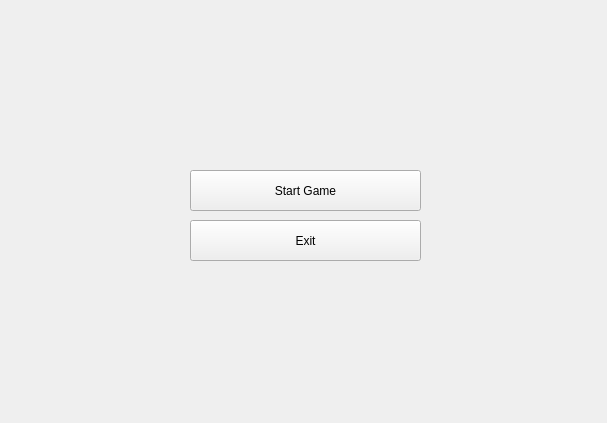
The window that widget.ui (SUlTlUS/Snack) describes before a commit, drawn with Qt 5.
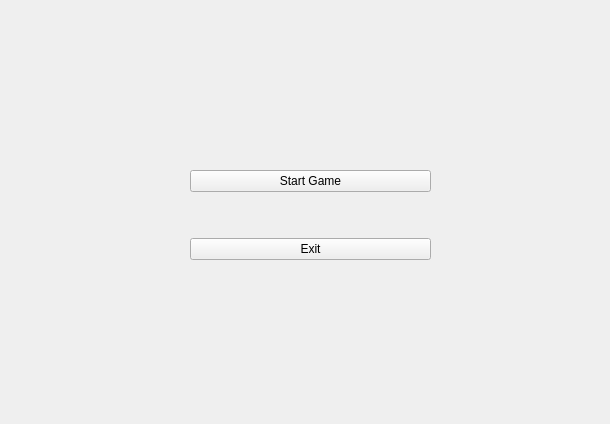
The same window after the commit.

What changed in the file:
```diff
--- a/widget.ui
+++ b/widget.ui
@@ -6,22 +6,25 @@
    <rect>
     <x>0</x>
     <y>0</y>
-    <width>607</width>
-    <height>423</height>
+    <width>610</width>
+    <height>424</height>
    </rect>
   </property>
   <property name="windowTitle">
    <string>snakeGame</string>
   </property>
+  <widget class="QWidget" name="layoutWidget">
+   <property name="geometry">
+    <rect>
+     <x>190</x>
+     <y>130</y>
+     <width>241</width>
+     <height>171</height>
+    </rect>
+   </property>
+   <layout class="QVBoxLayout" name="verticalLayout">
+    <item>
   <widget class="QPushButton" name="startButton">
-   <property name="geometry">
-    <rect>
-     <x>190</x>
-     <y>170</y>
-     <width>231</width>
-     <height>41</height>
-    </rect>
-   </property>
    <property name="minimumSize">
     <size>
      <width>0</width>
@@ -35,21 +38,18 @@
     <string>Start Game</string>
    </property>
   </widget>
+    </item>
+    <item>
   <widget class="QPushButton" name="exitButton">
-   <property name="geometry">
-    <rect>
-     <x>190</x>
-     <y>220</y>
-     <width>231</width>
-     <height>41</height>
-    </rect>
-   </property>
    <property name="styleSheet">
     <string notr="true">font: 800 20pt &quot;Rockwell Extra Bold&quot;;</string>
    </property>
    <property name="text">
     <string>Exit</string>
    </property>
+     </widget>
+    </item>
+   </layout>
   </widget>
  </widget>
  <resources/>
```
Lines whose indentation alone changed are shown as unchanged.
